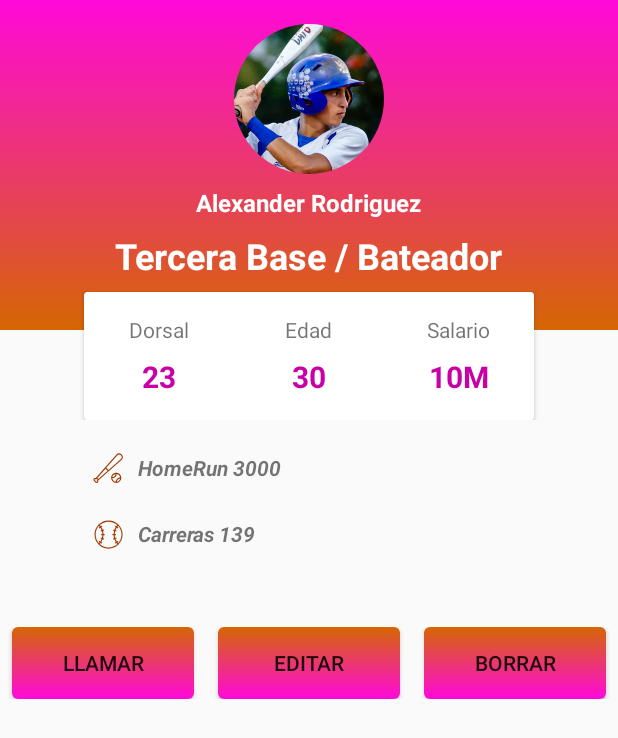
After one commit to albertoandroid/BaseballUI-Curso-Udemy, an Android app: the ProfileActivity screen opened directly, with no data from a screen before it, on a phone screen of 412 x 824 dp. The commit adds this screen. Shown: the top 738 px of the screen. Run offline under Robolectric (Android 15) with nearby library versions, the phone set to English and light mode, and no system bars; our stand-ins replace CircleImageView.

Commit message:
Profile Activity

```diff
--- a/app/src/main/AndroidManifest.xml
+++ b/app/src/main/AndroidManifest.xml
@@ -22,7 +22,8 @@
             android:theme="@style/AppInicioTheme" />
         <activity android:name=".LoginActivity" />
         <activity android:name=".Login2Activity" />
-        <activity android:name=".RegisterActivity"></activity>
+        <activity android:name=".RegisterActivity" />
+        <activity android:name=".ProfileActivity"></activity>
     </application>
 
 </manifest>
--- /dev/null
+++ b/app/src/main/java/com/androiddesdecero/baseballui/ProfileActivity.kt
@@ -0,0 +1,12 @@
+package com.androiddesdecero.baseballui
+
+import android.support.v7.app.AppCompatActivity
+import android.os.Bundle
+
+class ProfileActivity : AppCompatActivity() {
+
+    override fun onCreate(savedInstanceState: Bundle?) {
+        super.onCreate(savedInstanceState)
+        setContentView(R.layout.activity_profile)
+    }
+}
--- a/app/src/main/res/drawable/gradient_button.xml
+++ b/app/src/main/res/drawable/gradient_button.xml
@@ -3,4 +3,11 @@
     <gradient android:angle="90"
         android:startColor="@color/colorPrimary"
         android:endColor="@color/colorAccent"/>
+
+    <corners android:radius="4dp"></corners>
+
+    <padding android:right="24dp"
+        android:left="24dp"
+        android:top="4dp"
+        android:bottom="4dp"/>
 </shape>
--- /dev/null
+++ b/app/src/main/res/layout/activity_profile.xml
@@ -0,0 +1,223 @@
+<?xml version="1.0" encoding="utf-8"?>
+<LinearLayout xmlns:android="http://schemas.android.com/apk/res/android"
+    xmlns:app="http://schemas.android.com/apk/res-auto"
+    xmlns:tools="http://schemas.android.com/tools"
+    android:orientation="vertical"
+    android:layout_width="match_parent"
+    android:layout_height="match_parent"
+    tools:context="com.androiddesdecero.baseballui.ProfileActivity">
+
+    <RelativeLayout
+        android:layout_width="match_parent"
+        android:layout_height="280dp">
+
+        <RelativeLayout
+            android:layout_width="match_parent"
+            android:background="@drawable/gradient"
+            android:layout_height="220dp">
+        </RelativeLayout>
+
+        <de.hdodenhof.circleimageview.CircleImageView
+            android:id="@+id/profileActivityImage"
+            android:src="@drawable/jugador"
+            android:layout_centerHorizontal="true"
+            android:layout_marginTop="16dp"
+            android:layout_width="100dp"
+            android:layout_height="100dp" />
+
+        <TextView
+            android:id="@+id/profileActivityTvName"
+            android:layout_below="@+id/profileActivityImage"
+            android:layout_centerHorizontal="true"
+            android:layout_marginTop="8dp"
+            android:text="Alexander Rodriguez"
+            android:textColor="@color/textColorLight"
+            android:textStyle="bold"
+            android:textSize="16dp"
+            android:layout_width="wrap_content"
+            android:layout_height="wrap_content" />
+
+        <TextView
+            android:id="@+id/profileActivityTvPosicion"
+            android:layout_below="@+id/profileActivityTvName"
+            android:layout_centerHorizontal="true"
+            android:layout_marginTop="8dp"
+            android:text="Tercera Base / Bateador"
+            android:textColor="@color/textColorLight"
+            android:textStyle="bold"
+            android:textSize="24dp"
+            android:layout_width="wrap_content"
+            android:layout_height="wrap_content" />
+
+        <android.support.v7.widget.CardView
+            android:layout_below="@+id/profileActivityTvPosicion"
+            android:layout_centerHorizontal="true"
+            android:layout_marginTop="8dp"
+            android:layout_width="300dp"
+            android:layout_height="100dp">
+
+            <LinearLayout
+                android:orientation="horizontal"
+                android:weightSum="3"
+                android:layout_width="match_parent"
+                android:layout_height="match_parent">
+
+                <LinearLayout
+                    android:layout_width="0dp"
+                    android:layout_weight="1"
+                    android:gravity="center"
+                    android:orientation="vertical"
+                    android:layout_height="match_parent">
+
+                    <TextView
+                        android:text="Dorsal"
+                        android:textSize="14dp"
+                        android:layout_width="wrap_content"
+                        android:layout_height="wrap_content" />
+
+                    <TextView
+                        android:paddingTop="8dp"
+                        android:text="23"
+                        android:textSize="20dp"
+                        android:textStyle="bold"
+                        android:textColor="@color/colorPrimaryDark"
+                        android:layout_width="wrap_content"
+                        android:layout_height="wrap_content" />
+                </LinearLayout>
+
+                <LinearLayout
+                    android:layout_width="0dp"
+                    android:layout_weight="1"
+                    android:gravity="center"
+                    android:orientation="vertical"
+                    android:layout_height="match_parent">
+
+                    <TextView
+                        android:text="Edad"
+                        android:textSize="14dp"
+                        android:layout_width="wrap_content"
+                        android:layout_height="wrap_content" />
+
+                    <TextView
+                        android:paddingTop="8dp"
+                        android:text="30"
+                        android:textSize="20dp"
+                        android:textStyle="bold"
+                        android:textColor="@color/colorPrimaryDark"
+                        android:layout_width="wrap_content"
+                        android:layout_height="wrap_content" />
+                </LinearLayout>
+
+                <LinearLayout
+                    android:layout_width="0dp"
+                    android:layout_weight="1"
+                    android:gravity="center"
+                    android:orientation="vertical"
+                    android:layout_height="match_parent">
+
+                    <TextView
+                        android:text="Salario"
+                        android:textSize="14dp"
+                        android:layout_width="wrap_content"
+                        android:layout_height="wrap_content" />
+
+                    <TextView
+                        android:paddingTop="8dp"
+                        android:textSize="20dp"
+                        android:textStyle="bold"
+                        android:textColor="@color/colorPrimaryDark"
+                        android:text="10M"
+                        android:layout_width="wrap_content"
+                        android:layout_height="wrap_content" />
+                </LinearLayout>
+
+            </LinearLayout>
+
+        </android.support.v7.widget.CardView>
+    </RelativeLayout>
+
+    <LinearLayout
+        android:layout_gravity="center"
+        android:layout_marginTop="20dp"
+        android:orientation="horizontal"
+        android:paddingLeft="60dp"
+        android:layout_width="match_parent"
+        android:layout_height="wrap_content">
+
+        <ImageView
+            android:tint="@color/colorAccentDark"
+            android:src="@drawable/ic_baseball_intro1"
+            android:layout_width="wrap_content"
+            android:layout_height="wrap_content" />
+
+        <TextView
+            android:layout_gravity="center"
+            android:paddingLeft="8dp"
+            android:text="HomeRun 3000"
+            android:textStyle="bold|italic"
+            android:layout_width="match_parent"
+            android:layout_height="wrap_content" />
+
+    </LinearLayout>
+
+    <LinearLayout
+        android:layout_gravity="center"
+        android:layout_marginTop="20dp"
+        android:orientation="horizontal"
+        android:paddingLeft="60dp"
+        android:layout_width="match_parent"
+        android:layout_height="wrap_content">
+
+        <ImageView
+            android:tint="@color/colorAccentDark"
+            android:src="@drawable/ic_baseball_intro2"
+            android:layout_width="wrap_content"
+            android:layout_height="wrap_content" />
+
+        <TextView
+            android:layout_gravity="center"
+            android:paddingLeft="8dp"
+            android:text="Carreras 139"
+            android:textStyle="bold|italic"
+            android:layout_width="match_parent"
+            android:layout_height="wrap_content" />
+    </LinearLayout>
+
+    <LinearLayout
+        android:layout_marginTop="50dp"
+        android:orientation="horizontal"
+        android:layout_width="match_parent"
+        android:layout_height="wrap_content">
+
+        <Button
+            android:layout_marginLeft="8dp"
+            android:layout_marginRight="8dp"
+            android:background="@drawable/gradient_button"
+            android:text="Llamar"
+            android:layout_width="0dp"
+            android:layout_weight="1"
+            android:layout_height="wrap_content" />
+
+        <Button
+            android:layout_marginLeft="8dp"
+            android:layout_marginRight="8dp"
+            android:background="@drawable/gradient_button"
+            android:text="Editar"
+            android:layout_width="0dp"
+            android:layout_weight="1"
+            android:layout_height="wrap_content" />
+
+        <Button
+            android:layout_marginLeft="8dp"
+            android:layout_marginRight="8dp"
+            android:background="@drawable/gradient_button"
+            android:text="Borrar"
+            android:layout_width="0dp"
+            android:layout_weight="1"
+            android:layout_height="wrap_content" />
+
+    </LinearLayout>
+
+
+
+</LinearLayout>
```
